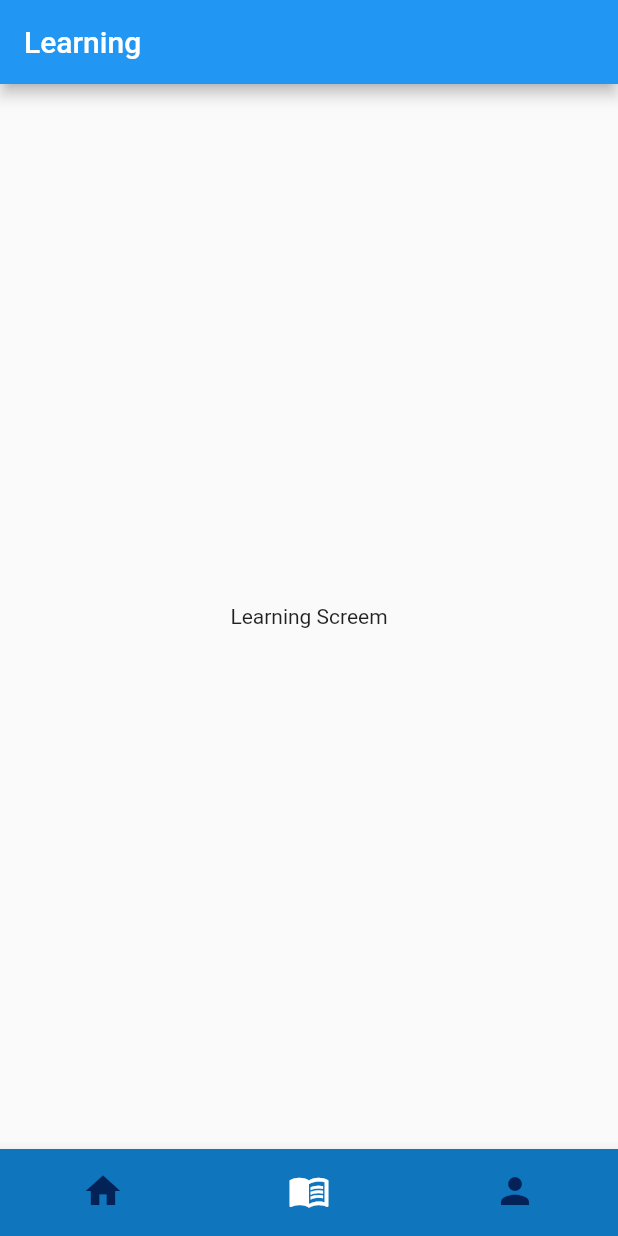
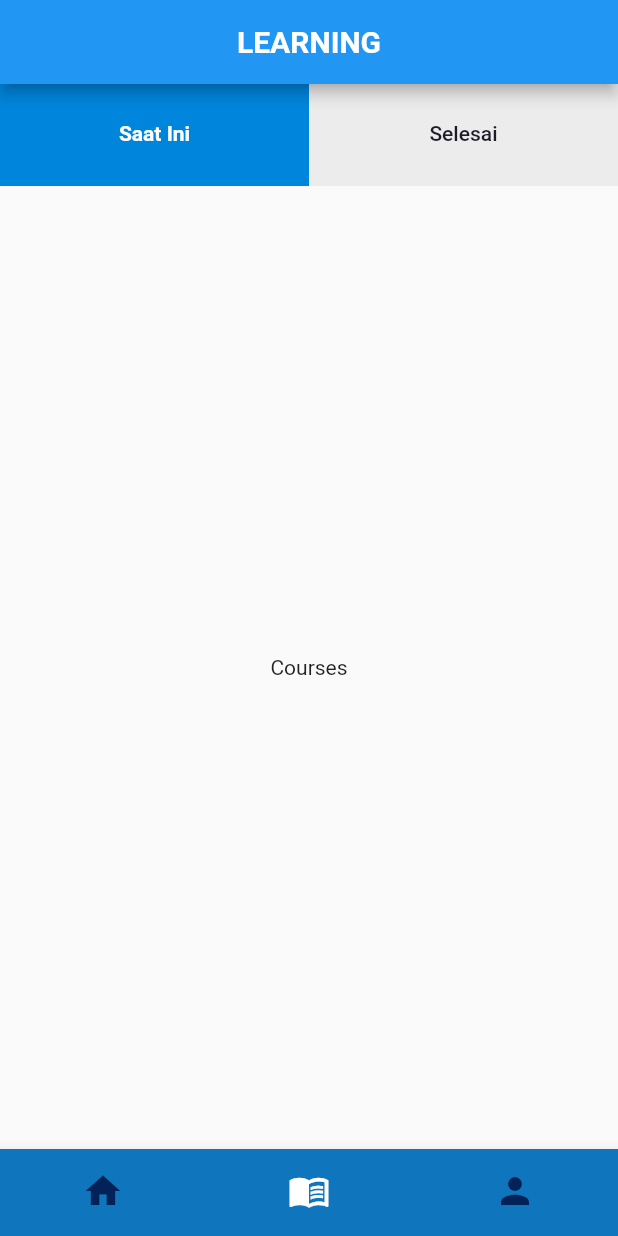
Before and after one commit to git-homedev/HDLearning-Mobile, a Flutter app: the screen it shows after launch, item 2 of the bottom bar chosen, on a phone screen of 412 x 824 dp. Run offline on Flutter 3.47's test engine with Material 2 defaults, Android fonts, the phone set to English and light mode, and no system bars; our stand-ins replace get; Roboto replaces fonts that are missing (Nunito).

Commit message:
Add Tabbar & AppTheme

```diff
--- a/lib/Common/app_theme.dart
+++ b/lib/Common/app_theme.dart
@@ -0,0 +1,78 @@
+import 'package:flutter/material.dart';
+
+class AppTheme {
+  static AppTheme? _instance;
+
+  AppTheme.instance() {
+    _instance = this;
+  }
+
+  factory AppTheme() => _instance ?? AppTheme.instance();
+
+  //App Colors
+  //Primary Color
+  static const Color primaryColor_100 = Color(0xFFCDF4FB);
+  static const Color primaryColor_200 = Color(0xFF9CE3F9);
+  static const Color primaryColor_300 = Color(0xFF68C4E9);
+  static const Color primaryColor_400 = Color(0xFF42A2D5);
+  static const Color primaryColor_500 = Color(0xFF0F75BD);
+  static const Color primaryColor_600 = Color(0xFF0B5BA2);
+  static const Color primaryColor_700 = Color(0xFF074487);
+  static const Color primaryColor_800 = Color(0xFF04306D);
+  static const Color primaryColor_900 = Color(0xFF032258);
+  //Secondary Color
+  static const Color successColor_100 = Color(0xFFe7f9d1);
+  static const Color successColor_200 = Color(0xFFcbf4a5);
+  static const Color successColor_300 = Color(0xFF9fde73);
+  static const Color successColor_400 = Color(0xFF71be4a);
+  static const Color successColor_500 = Color(0xFF3e931e);
+  static const Color successColor_600 = Color(0xFF2b7e16);
+  static const Color successColor_700 = Color(0xFF1a690e);
+  static const Color successColor_800 = Color(0xFF0e5509);
+  static const Color successColor_900 = Color(0xFF054604);
+  static const Color infoColor_100 = Color(0xFFcbf4fc);
+  static const Color infoColor_200 = Color(0xFF97e5fb);
+  static const Color infoColor_300 = Color(0xFF60ccf3);
+  static const Color infoColor_400 = Color(0xFF3aaeeb);
+  static const Color infoColor_500 = Color(0xFF0085dc);
+  static const Color infoColor_600 = Color(0xFF0067be);
+  static const Color infoColor_700 = Color(0xFF004d9f);
+  static const Color infoColor_800 = Color(0xFF003680);
+  static const Color infoColor_900 = Color(0xFF002668);
+  static const Color warningColor_100 = Color(0xFFfff1cc);
+  static const Color warningColor_200 = Color(0xFFffde9b);
+  static const Color warningColor_300 = Color(0xFFfcc767);
+  static const Color warningColor_400 = Color(0xFFf9b041);
+  static const Color warningColor_500 = Color(0xFFf68a04);
+  static const Color warningColor_600 = Color(0xFFd56c01);
+  static const Color warningColor_700 = Color(0xFFb25303);
+  static const Color warningColor_800 = Color(0xFF8e3c00);
+  static const Color warningColor_900 = Color(0xFF752b01);
+  static const Color dangerColor_100 = Color(0xFFfbe1cf);
+  static const Color dangerColor_200 = Color(0xFFfab9a3);
+  static const Color dangerColor_300 = Color(0xFFf18972);
+  static const Color dangerColor_400 = Color(0xFFe65c4f);
+  static const Color dangerColor_500 = Color(0xFFd51c1a);
+  static const Color dangerColor_600 = Color(0xFFb81321);
+  static const Color dangerColor_700 = Color(0xFF9b0d25);
+  static const Color dangerColor_800 = Color(0xFF7d0825);
+  static const Color dangerColor_900 = Color(0xFF660526);
+  //Netral Color
+  static const Color netralColor_100 = Color(0xFFedeced);
+  static const Color netralColor_200 = Color(0xFFebeaeb);
+  static const Color netralColor_300 = Color(0xFFd8d7d9);
+  static const Color netralColor_400 = Color(0xFFbdbcc0);
+  static const Color netralColor_500 = Color(0xFFadabb1);
+  static const Color netralColor_600 = Color(0xFF6d6b71);
+  static const Color netralColor_700 = Color(0xFF55555f);
+  static const Color netralColor_800 = Color(0xFF383842);
+  static const Color netralColor_900 = Color(0xFF1c1c26);
+  static const Color whiteColor = Color(0xFFffffff);
+
+  //App Text Theme
+  static const TextStyle headline1 = TextStyle(
+    fontSize: 96,
+    fontWeight: FontWeight.w300,
+    letterSpacing: -1.5,
+  );
+}
--- a/lib/UI/Learning/Controller/learning_controller.dart
+++ b/lib/UI/Learning/Controller/learning_controller.dart
@@ -0,0 +1,4 @@
+import 'package:flutter/material.dart';
+import 'package:get/get.dart';
+
+class LearningScreenController extends GetxController {}
--- a/lib/UI/Learning/Screen/learning_screen.dart
+++ b/lib/UI/Learning/Screen/learning_screen.dart
@@ -1,16 +1,83 @@
 import 'package:flutter/material.dart';
+import 'package:get/get.dart';
+import '../../../common/app_theme.dart';
+import 'package:hd_learning_app/ui/Learning/Controller/learning_controller.dart';
 
 class LearningScreen extends StatelessWidget {
-  const LearningScreen({super.key});
+  final LearningScreenController learningScreenController =
+      Get.put(LearningScreenController());
 
   @override
   Widget build(BuildContext context) {
     return Scaffold(
       appBar: AppBar(
-        title: Text('Learning'),
+        centerTitle: true,
+        title: Text(
+          'LEARNING',
+          style: TextStyle(
+            fontFamily: 'Nunito',
+            fontWeight: FontWeight.w700,
+            fontSize: 20,
+          ),
+        ),
       ),
-      body: Center(
-        child: Text('Learning Screem'),
+      body: Column(
+        children: [
+          Expanded(
+            child: Container(
+              child: DefaultTabController(
+                length: 2,
+                child: Column(
+                  children: [
+                    Container(
+                      color: AppTheme.netralColor_100,
+                      child: TabBar(
+                        labelColor: AppTheme.whiteColor,
+                        unselectedLabelColor: AppTheme.netralColor_900,
+                        indicator: BoxDecoration(
+                          color: AppTheme.infoColor_500,
+                        ),
+                        labelPadding: EdgeInsets.symmetric(
+                          vertical: 10,
+                        ),
+                        tabs: [
+                          Tab(
+                              child: Text(
+                            'Saat Ini',
+                            style: TextStyle(
+                              fontSize: 14,
+                              fontFamily: 'Nunito',
+                              fontWeight: FontWeight.w600,
+                            ),
+                          )),
+                          Tab(
+                            text: 'Selesai',
+                          ),
+                        ],
+                      ),
+                    ),
+                    Expanded(
+                      child: TabBarView(
+                        children: [
+                          Container(
+                            child: Center(
+                              child: Text('Courses'),
+                            ),
+                          ),
+                          Container(
+                            child: Center(
+                              child: Text('My Courses'),
+                            ),
+                          ),
+                        ],
+                      ),
+                    )
+                  ],
+                ),
+              ),
+            ),
+          )
+        ],
       ),
     );
   }
--- a/lib/UI/MainMenu/Screen/main_menu.dart
+++ b/lib/UI/MainMenu/Screen/main_menu.dart
@@ -1,9 +1,10 @@
 import 'package:flutter/material.dart';
 import 'package:get/get.dart';
-import 'package:hd_learning_app/UI/Home/Screen/home_screen.dart';
-import 'package:hd_learning_app/UI/Learning/Screen/learning_screen.dart';
-import 'package:hd_learning_app/UI/MainMenu/Controller/main_menu_controller.dart';
-import 'package:hd_learning_app/UI/Profile/Screen/profile_screen.dart';
+import 'package:hd_learning_app/common/app_theme.dart';
+import 'package:hd_learning_app/ui/Home/Screen/home_screen.dart';
+import 'package:hd_learning_app/ui/Learning/Screen/learning_screen.dart';
+import 'package:hd_learning_app/ui/MainMenu/Controller/main_menu_controller.dart';
+import 'package:hd_learning_app/ui/Profile/Screen/profile_screen.dart';
 
 class MainMenu extends StatelessWidget {
   final controller = Get.put(MainMenuController());
@@ -20,9 +21,9 @@ class MainMenu extends StatelessWidget {
       body: Obx(() => screen[controller.selectedIndex.value]),
       bottomNavigationBar: Obx(
         () => BottomNavigationBar(
-          backgroundColor: Color(0xff0F75BD),
-          unselectedItemColor: Color(0xff032258),
-          selectedItemColor: Color(0xffffffff),
+          backgroundColor: AppTheme.primaryColor_500,
+          unselectedItemColor: AppTheme.primaryColor_900,
+          selectedItemColor: AppTheme.whiteColor,
           iconSize: 28,
           currentIndex: controller.selectedIndex.value,
           showSelectedLabels: false,
--- a/lib/main.dart
+++ b/lib/main.dart
@@ -1,5 +1,6 @@
 import 'package:flutter/material.dart';
-import 'package:hd_learning_app/UI/MainMenu/Screen/main_menu.dart';
+import 'package:get/get.dart';
+import 'package:hd_learning_app/ui/MainMenu/Screen/main_menu.dart';
 
 void main(List<String> args) {
   runApp(HDLearningApp());
@@ -10,7 +11,7 @@ class HDLearningApp extends StatelessWidget {
 
   @override
   Widget build(BuildContext context) {
-    return MaterialApp(
+    return GetMaterialApp(
       title: 'HD Learning App',
       home: MainMenu(),
     );
--- /dev/null
+++ b/lib/routes/page_route.dart
@@ -0,0 +1,12 @@
+import 'package:get/get.dart';
+import '../routes/route_name.dart';
+import '../UI/Home/Screen/home_screen.dart';
+
+class AppRoute {
+  static final pages = [
+    GetPage(
+      name: RouteName.home,
+      page: () => HomeScreen(),
+    ),
+  ];
+}
--- /dev/null
+++ b/lib/routes/route_name.dart
@@ -0,0 +1,3 @@
+abstract class RouteName {
+  static const home = '/';
+}
```
